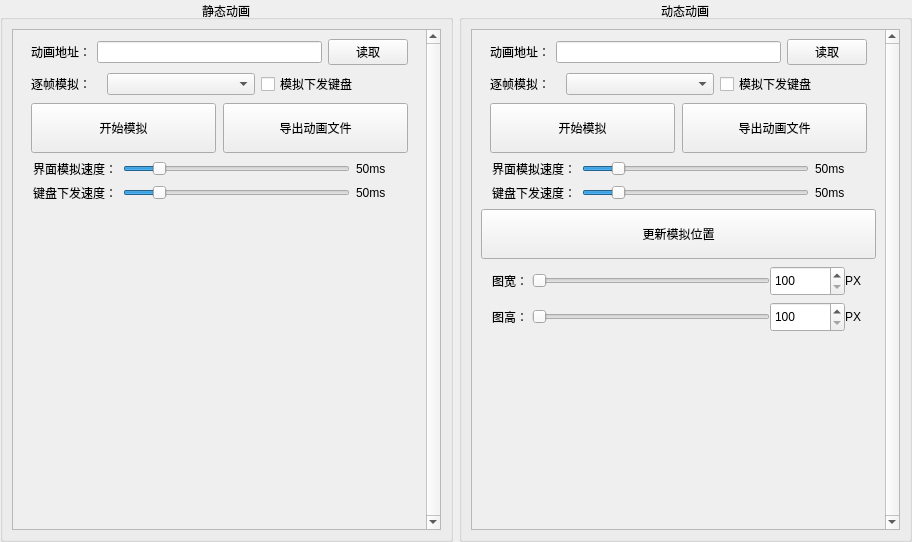
Old version of the form GY_FunctionUi/GY_AnimationSettingUi.ui in the repository GuangYanJiaoHu/GY_KeyMatrixConverter.
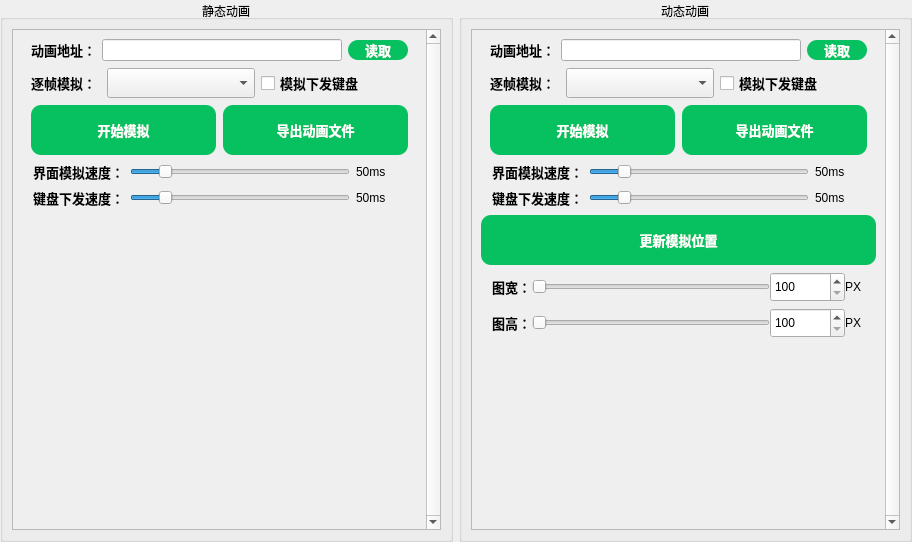
New version of the form.

Diff of the .ui file:
```diff
--- a/GY_FunctionUi/GY_AnimationSettingUi.ui
+++ b/GY_FunctionUi/GY_AnimationSettingUi.ui
@@ -28,6 +28,32 @@
    </property>
    <item row="0" column="0">
     <widget class="QWidget" name="widget" native="true">
+     <property name="font">
+      <font>
+       <pointsize>9</pointsize>
+      </font>
+     </property>
+     <property name="styleSheet">
+      <string notr="true">
+
+QPushButton{
+	color: rgb(255, 255, 255);
+	background-color: rgb(7, 193, 96);
+	border-radius:10px;  /*圆角*/
+}
+
+QPushButton:hover{
+	color: rgb(200, 200, 174);
+	background-color: rgb(27, 213, 116);
+	border-radius:10px;  /*圆角*/
+} 
+
+QPushButton:pressed{
+	color: rgb(0, 0, 0);
+	background-color: rgb(7, 193, 96);
+	border-radius:10px;  /*圆角*/
+} </string>
+     </property>
      <layout class="QGridLayout" name="gridLayout_2">
       <property name="leftMargin">
        <number>0</number>
@@ -43,6 +69,11 @@
       </property>
       <item row="0" column="0">
        <widget class="QGroupBox" name="groupBox">
+        <property name="font">
+         <font>
+          <pointsize>9</pointsize>
+         </font>
+        </property>
         <property name="title">
          <string>静态动画</string>
         </property>
@@ -52,6 +83,11 @@
         <layout class="QGridLayout" name="gridLayout_5">
          <item row="0" column="0">
           <widget class="QScrollArea" name="scrollArea_Static">
+           <property name="font">
+            <font>
+             <pointsize>9</pointsize>
+            </font>
+           </property>
            <property name="verticalScrollBarPolicy">
             <enum>Qt::ScrollBarPolicy::ScrollBarAlwaysOn</enum>
            </property>
@@ -94,6 +130,13 @@
                     <height>16777215</height>
                    </size>
                   </property>
+                  <property name="font">
+                   <font>
+                    <family>微软雅黑</family>
+                    <pointsize>10</pointsize>
+                    <bold>true</bold>
+                   </font>
+                  </property>
                   <property name="text">
                    <string>动画地址：</string>
                   </property>
@@ -108,6 +151,19 @@
                 </item>
                 <item row="0" column="2">
                  <widget class="QPushButton" name="pushButton_StaticReadPath">
+                  <property name="minimumSize">
+                   <size>
+                    <width>60</width>
+                    <height>0</height>
+                   </size>
+                  </property>
+                  <property name="font">
+                   <font>
+                    <family>微软雅黑</family>
+                    <pointsize>10</pointsize>
+                    <bold>true</bold>
+                   </font>
+                  </property>
                   <property name="text">
                    <string>读取</string>
                   </property>
@@ -139,16 +195,38 @@
                     <height>16777215</height>
                    </size>
                   </property>
+                  <property name="font">
+                   <font>
+                    <family>微软雅黑</family>
+                    <pointsize>10</pointsize>
+                    <bold>true</bold>
+                   </font>
+                  </property>
                   <property name="text">
                    <string>逐帧模拟：</string>
                   </property>
                  </widget>
                 </item>
                 <item row="0" column="1">
-                 <widget class="QComboBox" name="comboBox_StaticOnlySimulate"/>
+                 <widget class="QComboBox" name="comboBox_StaticOnlySimulate">
+                  <property name="font">
+                   <font>
+                    <family>微软雅黑</family>
+                    <pointsize>11</pointsize>
+                    <bold>true</bold>
+                   </font>
+                  </property>
+                 </widget>
                 </item>
                 <item row="0" column="2">
                  <widget class="QCheckBox" name="checkBox_StaticSend">
+                  <property name="font">
+                   <font>
+                    <family>微软雅黑</family>
+                    <pointsize>10</pointsize>
+                    <bold>true</bold>
+                   </font>
+                  </property>
                   <property name="text">
                    <string>模拟下发键盘</string>
                   </property>
@@ -183,6 +261,13 @@
                     <height>50</height>
                    </size>
                   </property>
+                  <property name="font">
+                   <font>
+                    <family>微软雅黑</family>
+                    <pointsize>10</pointsize>
+                    <bold>true</bold>
+                   </font>
+                  </property>
                   <property name="text">
                    <string>开始模拟</string>
                   </property>
@@ -196,6 +281,13 @@
                     <height>50</height>
                    </size>
                   </property>
+                  <property name="font">
+                   <font>
+                    <family>微软雅黑</family>
+                    <pointsize>10</pointsize>
+                    <bold>true</bold>
+                   </font>
+                  </property>
                   <property name="text">
                    <string>导出动画文件</string>
                   </property>
@@ -227,6 +319,13 @@
                 </property>
                 <item row="1" column="0">
                  <widget class="QLabel" name="label_StaticSend">
+                  <property name="font">
+                   <font>
+                    <family>微软雅黑</family>
+                    <pointsize>10</pointsize>
+                    <bold>true</bold>
+                   </font>
+                  </property>
                   <property name="text">
                    <string>键盘下发速度：</string>
                   </property>
@@ -234,6 +333,13 @@
                 </item>
                 <item row="0" column="0">
                  <widget class="QLabel" name="label_StaticUi">
+                  <property name="font">
+                   <font>
+                    <family>微软雅黑</family>
+                    <pointsize>10</pointsize>
+                    <bold>true</bold>
+                   </font>
+                  </property>
                   <property name="text">
                    <string>界面模拟速度：</string>
                   </property>
@@ -412,6 +518,13 @@
                     <height>16777215</height>
                    </size>
                   </property>
+                  <property name="font">
+                   <font>
+                    <family>微软雅黑</family>
+                    <pointsize>10</pointsize>
+                    <bold>true</bold>
+                   </font>
+                  </property>
                   <property name="text">
                    <string>图高：</string>
                   </property>
@@ -501,6 +614,13 @@
                     <height>16777215</height>
                    </size>
                   </property>
+                  <property name="font">
+                   <font>
+                    <family>微软雅黑</family>
+                    <pointsize>10</pointsize>
+                    <bold>true</bold>
+                   </font>
+                  </property>
                   <property name="text">
                    <string>图宽：</string>
                   </property>
@@ -583,6 +703,13 @@
                 </item>
                 <item row="1" column="0">
                  <widget class="QLabel" name="label_DynamicSend">
+                  <property name="font">
+                   <font>
+                    <family>微软雅黑</family>
+                    <pointsize>10</pointsize>
+                    <bold>true</bold>
+                   </font>
+                  </property>
                   <property name="text">
                    <string>键盘下发速度：</string>
                   </property>
@@ -590,6 +717,13 @@
                 </item>
                 <item row="0" column="0">
                  <widget class="QLabel" name="label_DynamicUi">
+                  <property name="font">
+                   <font>
+                    <family>微软雅黑</family>
+                    <pointsize>10</pointsize>
+                    <bold>true</bold>
+                   </font>
+                  </property>
                   <property name="text">
                    <string>界面模拟速度：</string>
                   </property>
@@ -672,6 +806,13 @@
                     <height>16777215</height>
                    </size>
                   </property>
+                  <property name="font">
+                   <font>
+                    <family>微软雅黑</family>
+                    <pointsize>10</pointsize>
+                    <bold>true</bold>
+                   </font>
+                  </property>
                   <property name="text">
                    <string>动画地址：</string>
                   </property>
@@ -686,6 +827,19 @@
                 </item>
                 <item row="0" column="2">
                  <widget class="QPushButton" name="pushButton_DynamicReadPath">
+                  <property name="minimumSize">
+                   <size>
+                    <width>60</width>
+                    <height>0</height>
+                   </size>
+                  </property>
+                  <property name="font">
+                   <font>
+                    <family>微软雅黑</family>
+                    <pointsize>10</pointsize>
+                    <bold>true</bold>
+                   </font>
+                  </property>
                   <property name="text">
                    <string>读取</string>
                   </property>
@@ -720,6 +874,13 @@
                     <height>50</height>
                    </size>
                   </property>
+                  <property name="font">
+                   <font>
+                    <family>微软雅黑</family>
+                    <pointsize>10</pointsize>
+                    <bold>true</bold>
+                   </font>
+                  </property>
                   <property name="text">
                    <string>开始模拟</string>
                   </property>
@@ -733,6 +894,13 @@
                     <height>50</height>
                    </size>
                   </property>
+                  <property name="font">
+                   <font>
+                    <family>微软雅黑</family>
+                    <pointsize>10</pointsize>
+                    <bold>true</bold>
+                   </font>
+                  </property>
                   <property name="text">
                    <string>导出动画文件</string>
                   </property>
@@ -757,7 +925,15 @@
                  <number>0</number>
                 </property>
                 <item row="0" column="1">
-                 <widget class="QComboBox" name="comboBox_DynamicOnlySimulate"/>
+                 <widget class="QComboBox" name="comboBox_DynamicOnlySimulate">
+                  <property name="font">
+                   <font>
+                    <family>微软雅黑</family>
+                    <pointsize>11</pointsize>
+                    <bold>true</bold>
+                   </font>
+                  </property>
+                 </widget>
                 </item>
                 <item row="0" column="0">
                  <widget class="QLabel" name="label_DynamicOnlySimulate">
@@ -767,6 +943,13 @@
                     <height>16777215</height>
                    </size>
                   </property>
+                  <property name="font">
+                   <font>
+                    <family>微软雅黑</family>
+                    <pointsize>10</pointsize>
+                    <bold>true</bold>
+                   </font>
+                  </property>
                   <property name="text">
                    <string>逐帧模拟：</string>
                   </property>
@@ -774,6 +957,13 @@
                 </item>
                 <item row="0" column="2">
                  <widget class="QCheckBox" name="checkBox_DynamicSend">
+                  <property name="font">
+                   <font>
+                    <family>微软雅黑</family>
+                    <pointsize>10</pointsize>
+                    <bold>true</bold>
+                   </font>
+                  </property>
                   <property name="text">
                    <string>模拟下发键盘</string>
                   </property>
@@ -790,6 +980,13 @@
                  <height>50</height>
                 </size>
                </property>
+               <property name="font">
+                <font>
+                 <family>微软雅黑</family>
+                 <pointsize>10</pointsize>
+                 <bold>true</bold>
+                </font>
+               </property>
                <property name="text">
                 <string>更新模拟位置</string>
                </property>
```
